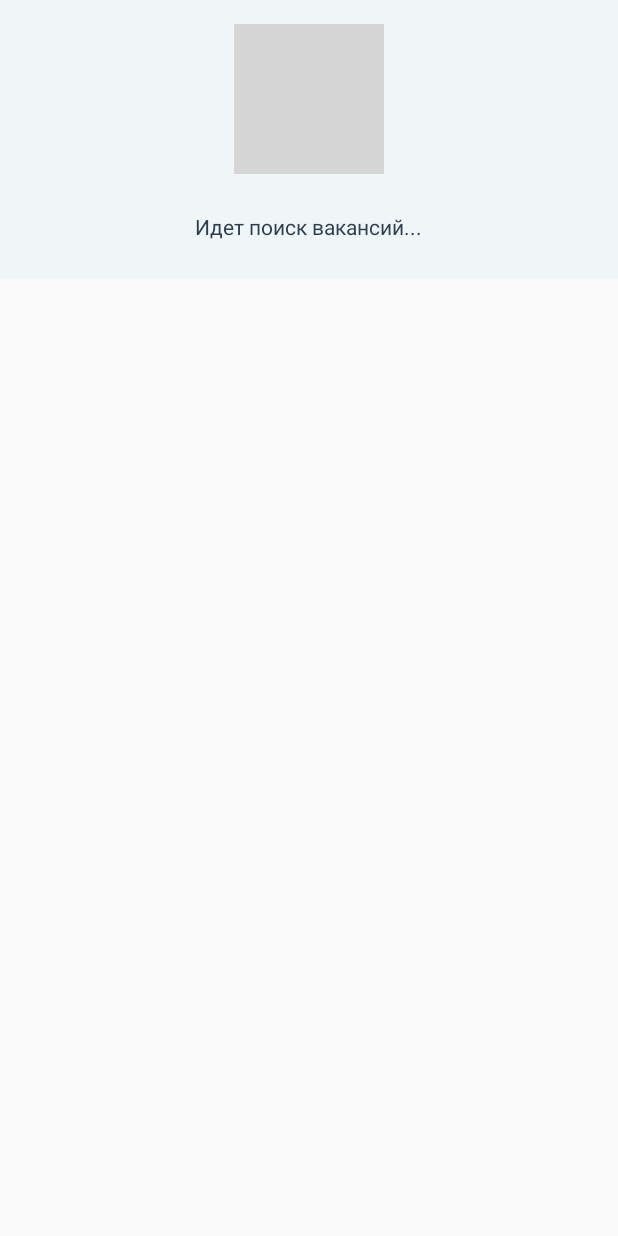
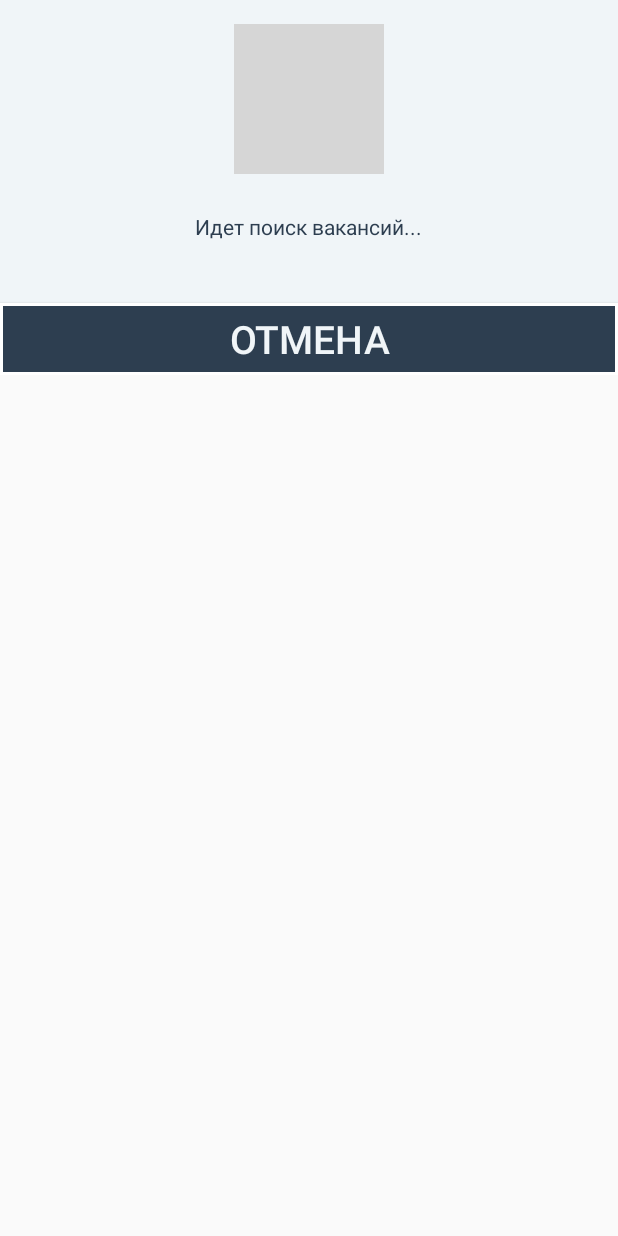
Before and after one commit to DmitryMelnyk/WorkInUkraine, an Android app: the layout dialog_downloading.xml on its own in the app's theme, with its tools: preview values and no code run, on a phone screen of 412 x 824 dp. Run offline under Robolectric (Android 15) with nearby library versions, the phone set to English and light mode, and no system bars; plain views replace RotateLoading; grey boxes are pictures that could not be loaded.

Commit message:
revriting search srvice

```diff
--- a/app/src/main/java/com/dmelnyk/workinukraine/ui/search/SearchPresenter.java
+++ b/app/src/main/java/com/dmelnyk/workinukraine/ui/search/SearchPresenter.java
@@ -119,11 +119,10 @@ public class SearchPresenter implements Contract.ISearchPresenter {
                 // -1l means that there was no search processing yet.
                 SimpleDateFormat timeFormat = new SimpleDateFormat("EE, HH:mm", Locale.getDefault());
                 String updated = timeFormat.format(new Date(time));
+                view.updateLastSearchTime(updated);
+
                 return;
             }
-
-            // show empty time
-            view.updateLastSearchTime("");
         }
     }
 
--- a/app/src/main/java/com/dmelnyk/workinukraine/ui/vacancy_viewer/VacancyViewerActivity.java
+++ b/app/src/main/java/com/dmelnyk/workinukraine/ui/vacancy_viewer/VacancyViewerActivity.java
@@ -78,6 +78,10 @@ public class VacancyViewerActivity extends BaseAnimationActivity
 
         Log.e("@@", "site=" + mSite);
         Log.e("@@", "type=" + mType);
+
+        // callback result used by VacancyListActivity to get fresh favorite vacancies
+        // because they can be changed by adding/removing in this activity
+        setResult(RESULT_OK);
     }
 
     @Override
--- a/app/src/main/res/layout-land/dialog_downloading.xml
+++ b/app/src/main/res/layout-land/dialog_downloading.xml
@@ -93,6 +93,21 @@
     </LinearLayout>
 
     <Button
+        android:id="@+id/button_cancel"
+        android:layout_width="match_parent"
+        android:layout_height="0dp"
+        android:layout_weight="20"
+        android:layout_marginTop="16dp"
+        android:gravity="center"
+        android:background="@drawable/button_ok_blue"
+        android:text="@string/cancel"
+        android:textColor="@color/white_soft"
+        android:textSize="26sp"
+        fontPath="fonts/FranckerCYR-ExtraBold.otf"
+        tools:ignore="MissingPrefix"
+        />
+
+    <Button
         android:id="@+id/button_ok"
         android:layout_width="match_parent"
         android:layout_height="0dp"
--- a/app/src/main/res/layout/dialog_downloading.xml
+++ b/app/src/main/res/layout/dialog_downloading.xml
@@ -85,11 +85,23 @@
                     fontPath="fonts/FranckerCYR-ExtraBold.otf"
                     tools:ignore="MissingPrefix" />
             </LinearLayout>
+        </LinearLayout>
+    </LinearLayout>
 
-
-        </LinearLayout>
-
-    </LinearLayout>
+    <Button
+        android:id="@+id/button_cancel"
+        android:layout_width="match_parent"
+        android:layout_height="0dp"
+        android:layout_weight="20"
+        android:layout_marginTop="16dp"
+        android:gravity="center"
+        android:background="@drawable/button_ok_blue"
+        android:text="@string/cancel"
+        android:textColor="@color/white_soft"
+        android:textSize="26sp"
+        fontPath="fonts/FranckerCYR-ExtraBold.otf"
+        tools:ignore="MissingPrefix"
+        />
 
     <Button
         android:id="@+id/button_ok"
@@ -97,7 +109,6 @@
         android:layout_height="0dp"
         android:layout_weight="20"
         android:layout_marginTop="16dp"
-        android:enabled="false"
         android:gravity="center"
         android:background="@drawable/button_ok_blue"
         android:text="@android:string/ok"
--- a/app/src/main/res/layout/navigation_menu_drawer.xml
+++ b/app/src/main/res/layout/navigation_menu_drawer.xml
@@ -6,11 +6,12 @@
     android:background="@android:color/white"
     android:orientation="vertical"
     android:overScrollMode="never"
+    android:gravity="center_vertical"
     >
 
     <Space
         android:layout_width="wrap_content"
-        android:layout_height="90dp" />
+        android:layout_height="40dp" />
 
     <TextView
         android:layout_width="wrap_content"
--- a/app/src/main/res/values/strings.search.xml
+++ b/app/src/main/res/values/strings.search.xml
@@ -24,4 +24,5 @@
     <string name="card_view_adapter_job_added_to_favorite">Вакансия добавлена в список избранных!</string>
     <string name="card_view_adapter_job_exists_in_table">Вакансия уже существует в списке избранных!</string>
     <string name="card_view_adapter_job_removed_from_favorite">Вакансия удалена из списка избранных!</string>
+    <string name="cancel">Отмена</string>
 </resources>
```
Also changed, not shown: app/src/main/java/com/dmelnyk/workinukraine/services/SearchVacanciesService.java (+32 -1 lines), app/src/main/java/com/dmelnyk/workinukraine/ui/dialogs/downloading/DialogDownloading.java (+10 -1 lines), app/src/main/java/com/dmelnyk/workinukraine/ui/search/SearchFragment.java (+53 -17 lines), app/src/main/java/com/dmelnyk/workinukraine/ui/vacancy_list/VacancyListActivity.java (+10 -0 lines).
